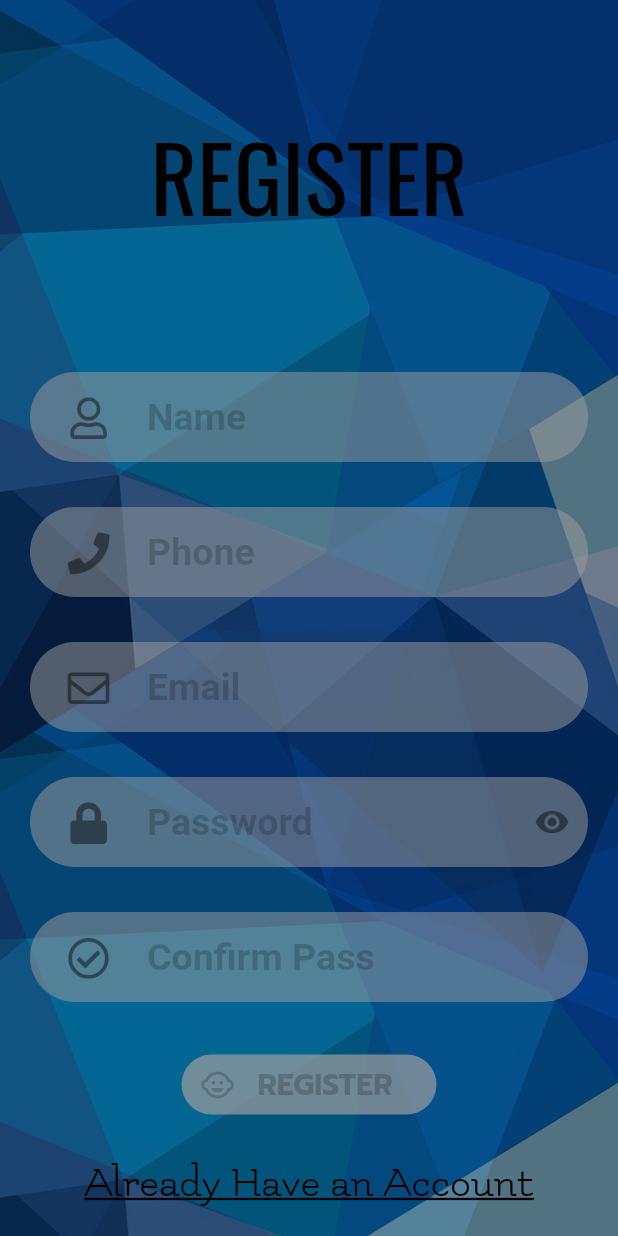
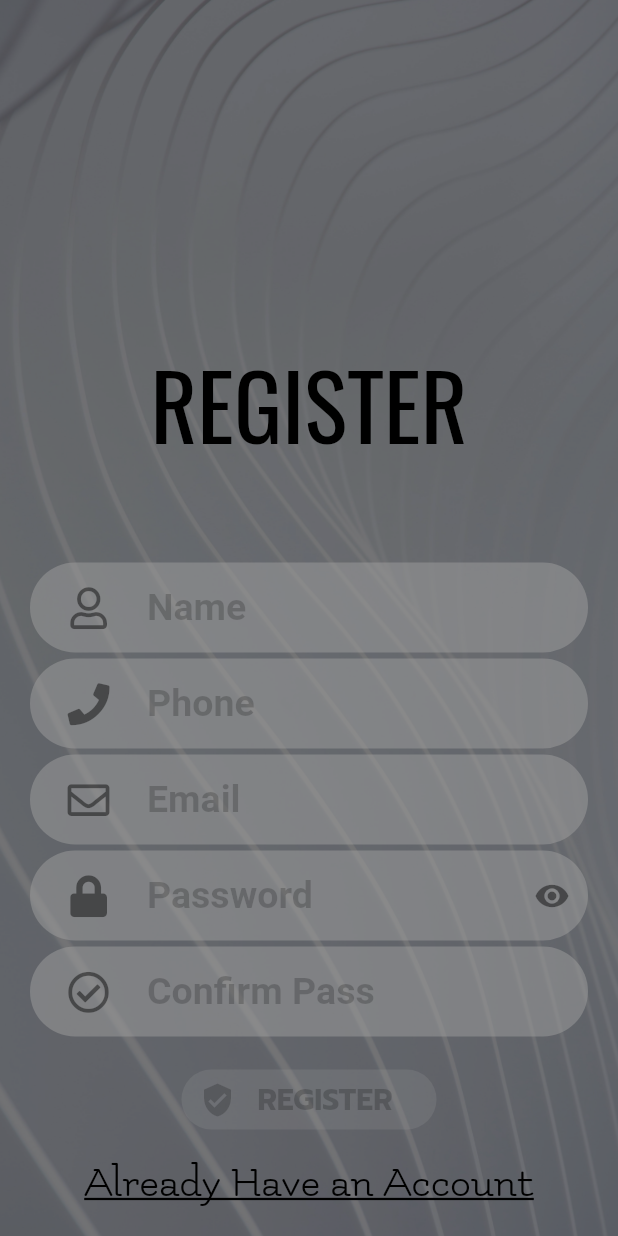
Before and after one commit to VireZee/Portolink, a Flutter app: the screen it shows after launch, after a tap on "Create New Account", on a phone screen of 412 x 824 dp. Run offline on Flutter 3.47's test engine with Material 2 defaults, Android fonts, the phone set to English and light mode, and no system bars; our stand-ins replace font_awesome_flutter.

Commit message:
Login UI [Done] + Register UI [Done]

```diff
--- a/lib/views/login.dart
+++ b/lib/views/login.dart
@@ -23,7 +23,7 @@ class _LoginState extends State<Login> {
         Container(
           decoration: const BoxDecoration(
             image: DecorationImage(
-              image: AssetImage('assets/images/login_bg.jfif'),
+              image: AssetImage('assets/images/login_bg.jpg'),
               fit: BoxFit.cover,
               colorFilter: ColorFilter.mode(Colors.black54, BlendMode.darken)
             )
@@ -151,7 +151,7 @@ class _LoginState extends State<Login> {
                 height: 40,
                 width: 150,
                 child: ElevatedButton.icon(
-                  onPressed: ctrlEmail != null && ctrlPass != null
+                  onPressed: ctrlEmail.text.isNotEmpty && ctrlPass.text.isNotEmpty
                   ? () {}
                   : null,
                   style: ButtonStyle(
@@ -185,7 +185,7 @@ class _LoginState extends State<Login> {
                   )
                 )
               ),
-              const SizedBox(height: 30),
+              const SizedBox(height: 20),
               GestureDetector(
                 onTap: () {
                   Navigator.pushReplacementNamed(context, Register.routeName);
--- a/lib/views/register.dart
+++ b/lib/views/register.dart
@@ -31,7 +31,7 @@ class _RegisterState extends State<Register> {
             image: DecorationImage(
               image: AssetImage('assets/images/register_bg.jpg'),
               fit: BoxFit.cover,
-              colorFilter: ColorFilter.mode(Colors.black38, BlendMode.darken)
+              colorFilter: ColorFilter.mode(Colors.black54, BlendMode.darken)
             )
           )
         ),
@@ -39,6 +39,7 @@ class _RegisterState extends State<Register> {
           backgroundColor: Colors.transparent,
           body: Column(
             children: [
+              const Spacer(flex: 3),
               const Flexible(
                 child: Center(
                   child: Text(
@@ -50,8 +51,9 @@ class _RegisterState extends State<Register> {
                   )
                 )
               ),
+              const Spacer(),
               Padding(
-                padding: const EdgeInsets.symmetric(vertical: 15, horizontal: 20),
+                padding: const EdgeInsets.symmetric(vertical: 2, horizontal: 20),
                 child: Container(
                   height: 60,
                   decoration: BoxDecoration(
@@ -80,7 +82,7 @@ class _RegisterState extends State<Register> {
                 )
               ),
               Padding(
-                padding: const EdgeInsets.symmetric(vertical: 15, horizontal: 20),
+                padding: const EdgeInsets.symmetric(vertical: 2, horizontal: 20),
                 child: Container(
                   height: 60,
                   decoration: BoxDecoration(
@@ -109,7 +111,7 @@ class _RegisterState extends State<Register> {
                 )
               ),
               Padding(
-                padding: const EdgeInsets.symmetric(vertical: 15, horizontal: 20),
+                padding: const EdgeInsets.symmetric(vertical: 2, horizontal: 20),
                 child: Container(
                   height: 60,
                   decoration: BoxDecoration(
@@ -138,7 +140,7 @@ class _RegisterState extends State<Register> {
                 )
               ),
               Padding(
-                padding: const EdgeInsets.symmetric(vertical: 15, horizontal: 20),
+                padding: const EdgeInsets.symmetric(vertical: 2, horizontal: 20),
                 child: Container(
                   height: 60,
                   decoration: BoxDecoration(
@@ -180,7 +182,7 @@ class _RegisterState extends State<Register> {
                 )
               ),
               Padding(
-                padding: const EdgeInsets.symmetric(vertical: 15, horizontal: 20),
+                padding: const EdgeInsets.symmetric(vertical: 2, horizontal: 20),
                 child: Container(
                   height: 60,
                   decoration: BoxDecoration(
@@ -214,7 +216,9 @@ class _RegisterState extends State<Register> {
                 height: 40,
                 width: 170,
                 child: ElevatedButton.icon(
-                  onPressed: null,
+                  onPressed:  ctrlName.text.isNotEmpty && ctrlPhone.text.isNotEmpty && ctrlEmail.text.isNotEmpty && ctrlPass.text.isNotEmpty && ctrlCPass.text.isNotEmpty
+                  ? () {}
+                  : null,
                   style: ButtonStyle(
                     overlayColor: MaterialStateProperty.resolveWith((states) {
                       return states.contains(MaterialState.pressed)
@@ -226,16 +230,11 @@ class _RegisterState extends State<Register> {
                       ? const Color(0xFF00FF00)
                       : null;
                     }),
-                    backgroundColor: MaterialStateProperty.resolveWith((states) {
-                      return states.contains(MaterialState.disabled)
-                      ? Colors.grey.withOpacity(0.7)
-                      : null;
-                    }),
                     shape: MaterialStateProperty.all<RoundedRectangleBorder>(
                       RoundedRectangleBorder(borderRadius: BorderRadius.circular(20))
                     )
                   ),
-                  icon: const Icon(Icons.child_care),
+                  icon: const Icon(Icons.verified_user),
                   label: Row(
                     children: const [
                       Spacer(),
@@ -251,7 +250,7 @@ class _RegisterState extends State<Register> {
                   )
                 )
               ),
-              const SizedBox(height: 30),
+              const SizedBox(height: 20),
               GestureDetector(
                 onTap: () {
                   Navigator.pushReplacementNamed(context, Login.routeName);
```
Also changed, not shown: assets/images/home_bg.jpg (added), assets/images/login_bg.jpg (added), assets/images/profile_bg.jpg (added), assets/images/register_bg.jpg, 1 other file.
